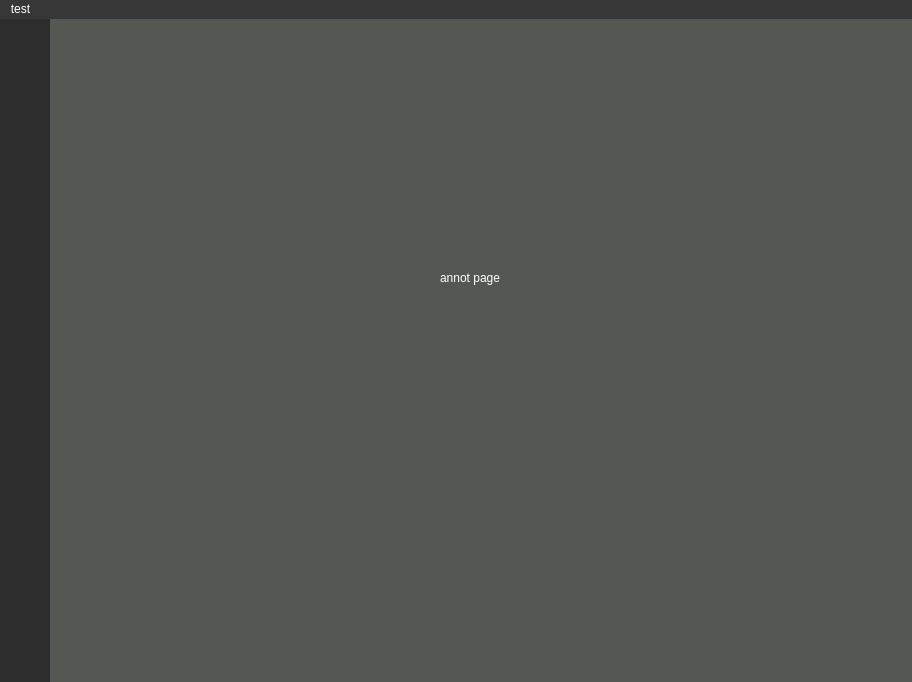
The window that yoloAnt.ui (Lachie1011/YoloAnt) describes before a commit, drawn with Qt 5.
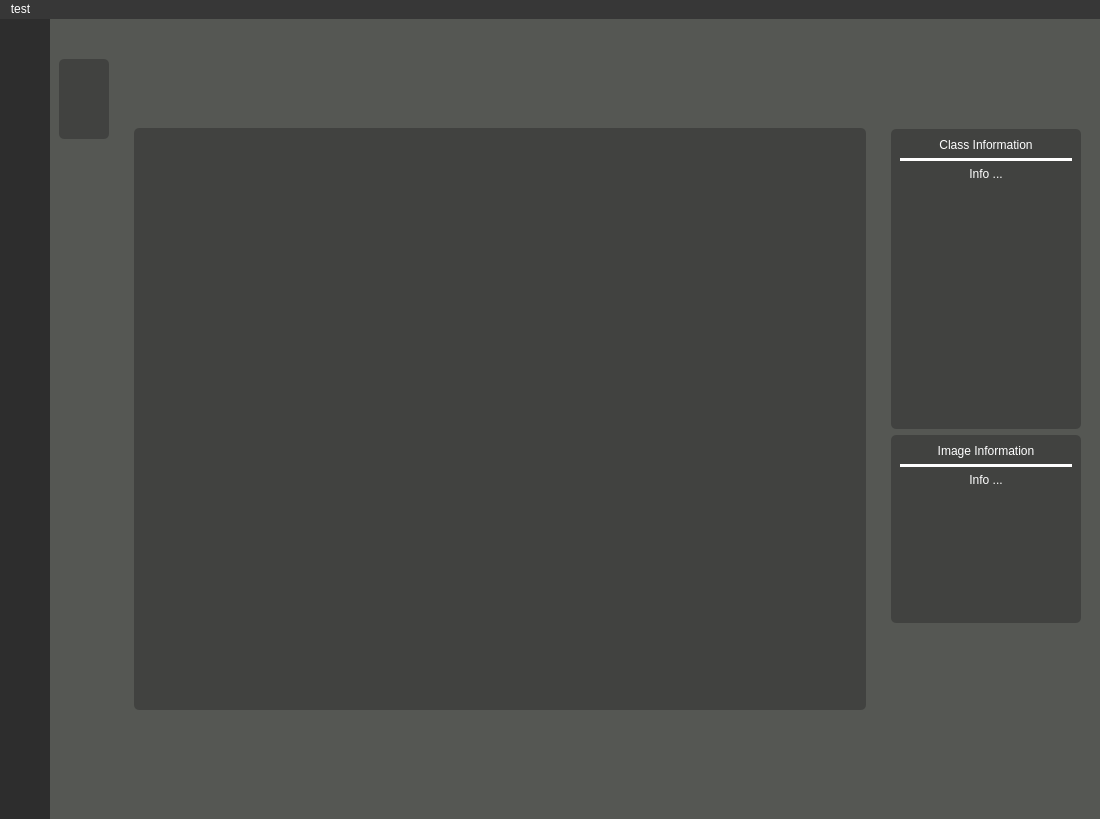
The same window after the commit. The open tabs and pages were chosen to show the change. Icons and pictures are not drawn.

Commit message: Initial work on annotation page

```diff
--- a/yoloAnt.ui
+++ b/yoloAnt.ui
@@ -6,8 +6,8 @@
    <rect>
     <x>0</x>
     <y>0</y>
-    <width>912</width>
-    <height>682</height>
+    <width>1100</width>
+    <height>800</height>
    </rect>
   </property>
   <property name="windowTitle">
@@ -29,6 +29,12 @@
    </size>
   </property>
   <widget class="QWidget" name="centralwidget">
+   <property name="minimumSize">
+    <size>
+     <width>1100</width>
+     <height>800</height>
+    </size>
+   </property>
    <property name="styleSheet">
     <string notr="true">*{
 	color: rgb(255, 255, 255);
@@ -595,19 +601,431 @@
           </layout>
          </widget>
          <widget class="QWidget" name="annotationPage">
-          <widget class="QLabel" name="label">
-           <property name="geometry">
-            <rect>
-             <x>390</x>
-             <y>250</y>
-             <width>67</width>
-             <height>17</height>
-            </rect>
+          <layout class="QHBoxLayout" name="horizontalLayout_3">
+           <property name="spacing">
+            <number>0</number>
            </property>
-           <property name="text">
-            <string>annot page</string>
+           <property name="topMargin">
+            <number>0</number>
            </property>
-          </widget>
+           <property name="bottomMargin">
+            <number>0</number>
+           </property>
+           <item>
+            <widget class="QFrame" name="leftBarFrame">
+             <property name="maximumSize">
+              <size>
+               <width>50</width>
+               <height>16777215</height>
+              </size>
+             </property>
+             <property name="frameShape">
+              <enum>QFrame::StyledPanel</enum>
+             </property>
+             <property name="frameShadow">
+              <enum>QFrame::Raised</enum>
+             </property>
+             <layout class="QVBoxLayout" name="verticalLayout_5">
+              <property name="spacing">
+               <number>10</number>
+              </property>
+              <property name="leftMargin">
+               <number>0</number>
+              </property>
+              <property name="topMargin">
+               <number>40</number>
+              </property>
+              <property name="rightMargin">
+               <number>0</number>
+              </property>
+              <item>
+               <widget class="QFrame" name="annotationToolsFrame">
+                <property name="minimumSize">
+                 <size>
+                  <width>50</width>
+                  <height>80</height>
+                 </size>
+                </property>
+                <property name="layoutDirection">
+                 <enum>Qt::RightToLeft</enum>
+                </property>
+                <property name="styleSheet">
+                 <string notr="true">background-color: rgb(65, 66, 64);
+border-radius: 5px;</string>
+                </property>
+                <property name="frameShape">
+                 <enum>QFrame::StyledPanel</enum>
+                </property>
+                <property name="frameShadow">
+                 <enum>QFrame::Raised</enum>
+                </property>
+                <layout class="QVBoxLayout" name="verticalLayout_9">
+                 <item>
+                  <widget class="QPushButton" name="mouseToolBtn">
+                   <property name="text">
+                    <string/>
+                   </property>
+                   <property name="icon">
+                    <iconset>
+                     <normaloff>icons/cursor-inactive.png</normaloff>icons/cursor-inactive.png</iconset>
+                   </property>
+                   <property name="iconSize">
+                    <size>
+                     <width>30</width>
+                     <height>30</height>
+                    </size>
+                   </property>
+                  </widget>
+                 </item>
+                 <item>
+                  <widget class="QPushButton" name="annotateToolBtn">
+                   <property name="text">
+                    <string/>
+                   </property>
+                   <property name="icon">
+                    <iconset>
+                     <normaloff>icons/bounding-inactive.png</normaloff>icons/bounding-inactive.png</iconset>
+                   </property>
+                   <property name="iconSize">
+                    <size>
+                     <width>30</width>
+                     <height>30</height>
+                    </size>
+                   </property>
+                  </widget>
+                 </item>
+                </layout>
+               </widget>
+              </item>
+              <item>
+               <spacer name="verticalSpacer_6">
+                <property name="orientation">
+                 <enum>Qt::Vertical</enum>
+                </property>
+                <property name="sizeHint" stdset="0">
+                 <size>
+                  <width>20</width>
+                  <height>40</height>
+                 </size>
+                </property>
+               </spacer>
+              </item>
+             </layout>
+            </widget>
+           </item>
+           <item>
+            <spacer name="horizontalSpacer_4">
+             <property name="orientation">
+              <enum>Qt::Horizontal</enum>
+             </property>
+             <property name="sizeHint" stdset="0">
+              <size>
+               <width>40</width>
+               <height>20</height>
+              </size>
+             </property>
+            </spacer>
+           </item>
+           <item>
+            <widget class="QFrame" name="imageFrame">
+             <property name="minimumSize">
+              <size>
+               <width>750</width>
+               <height>0</height>
+              </size>
+             </property>
+             <property name="maximumSize">
+              <size>
+               <width>16777215</width>
+               <height>600</height>
+              </size>
+             </property>
+             <property name="frameShape">
+              <enum>QFrame::StyledPanel</enum>
+             </property>
+             <property name="frameShadow">
+              <enum>QFrame::Raised</enum>
+             </property>
+             <layout class="QVBoxLayout" name="verticalLayout_7">
+              <item>
+               <widget class="QLabel" name="imageLbl">
+                <property name="sizePolicy">
+                 <sizepolicy hsizetype="Expanding" vsizetype="Expanding">
+                  <horstretch>0</horstretch>
+                  <verstretch>0</verstretch>
+                 </sizepolicy>
+                </property>
+                <property name="minimumSize">
+                 <size>
+                  <width>0</width>
+                  <height>0</height>
+                 </size>
+                </property>
+                <property name="layoutDirection">
+                 <enum>Qt::LeftToRight</enum>
+                </property>
+                <property name="styleSheet">
+                 <string notr="true">background-color: rgb(65, 66, 64);
+border-radius: 5px;</string>
+                </property>
+                <property name="lineWidth">
+                 <number>1</number>
+                </property>
+                <property name="text">
+                 <string/>
+                </property>
+                <property name="pixmap">
+                 <pixmap>icons/testImage.jpg</pixmap>
+                </property>
+                <property name="scaledContents">
+                 <bool>false</bool>
+                </property>
+                <property name="alignment">
+                 <set>Qt::AlignCenter</set>
+                </property>
+               </widget>
+              </item>
+             </layout>
+            </widget>
+           </item>
+           <item>
+            <spacer name="horizontalSpacer_5">
+             <property name="orientation">
+              <enum>Qt::Horizontal</enum>
+             </property>
+             <property name="sizeHint" stdset="0">
+              <size>
+               <width>40</width>
+               <height>20</height>
+              </size>
+             </property>
+            </spacer>
+           </item>
+           <item>
+            <widget class="QFrame" name="informationFrame">
+             <property name="sizePolicy">
+              <sizepolicy hsizetype="Expanding" vsizetype="Expanding">
+               <horstretch>0</horstretch>
+               <verstretch>0</verstretch>
+              </sizepolicy>
+             </property>
+             <property name="minimumSize">
+              <size>
+               <width>200</width>
+               <height>0</height>
+              </size>
+             </property>
+             <property name="maximumSize">
+              <size>
+               <width>16777215</width>
+               <height>16777215</height>
+              </size>
+             </property>
+             <property name="layoutDirection">
+              <enum>Qt::LeftToRight</enum>
+             </property>
+             <property name="frameShape">
+              <enum>QFrame::StyledPanel</enum>
+             </property>
+             <property name="frameShadow">
+              <enum>QFrame::Raised</enum>
+             </property>
+             <layout class="QVBoxLayout" name="verticalLayout_8">
+              <property name="leftMargin">
+               <number>0</number>
+              </property>
+              <property name="topMargin">
+               <number>110</number>
+              </property>
+              <property name="rightMargin">
+               <number>10</number>
+              </property>
+              <item>
+               <widget class="QFrame" name="classInfoFrame">
+                <property name="sizePolicy">
+                 <sizepolicy hsizetype="Expanding" vsizetype="Expanding">
+                  <horstretch>0</horstretch>
+                  <verstretch>0</verstretch>
+                 </sizepolicy>
+                </property>
+                <property name="minimumSize">
+                 <size>
+                  <width>140</width>
+                  <height>300</height>
+                 </size>
+                </property>
+                <property name="maximumSize">
+                 <size>
+                  <width>16777215</width>
+                  <height>16777215</height>
+                 </size>
+                </property>
+                <property name="styleSheet">
+                 <string notr="true">background-color: rgb(65, 66, 64);
+border-radius: 5px;</string>
+                </property>
+                <property name="frameShape">
+                 <enum>QFrame::StyledPanel</enum>
+                </property>
+                <property name="frameShadow">
+                 <enum>QFrame::Raised</enum>
+                </property>
+                <layout class="QVBoxLayout" name="verticalLayout_12">
+                 <item>
+                  <widget class="QLabel" name="header">
+                   <property name="layoutDirection">
+                    <enum>Qt::RightToLeft</enum>
+                   </property>
+                   <property name="text">
+                    <string>Class Information</string>
+                   </property>
+                   <property name="alignment">
+                    <set>Qt::AlignCenter</set>
+                   </property>
+                  </widget>
+                 </item>
+                 <item>
+                  <widget class="Line" name="line">
+                   <property name="minimumSize">
+                    <size>
+                     <width>0</width>
+                     <height>0</height>
+                    </size>
+                   </property>
+                   <property name="styleSheet">
+                    <string notr="true">background-color: rgb(255, 255, 255);</string>
+                   </property>
+                   <property name="lineWidth">
+                    <number>1</number>
+                   </property>
+                   <property name="midLineWidth">
+                    <number>0</number>
+                   </property>
+                   <property name="orientation">
+                    <enum>Qt::Horizontal</enum>
+                   </property>
+                  </widget>
+                 </item>
+                 <item>
+                  <widget class="QLabel" name="information">
+                   <property name="text">
+                    <string>Info ...</string>
+                   </property>
+                   <property name="alignment">
+                    <set>Qt::AlignCenter</set>
+                   </property>
+                  </widget>
+                 </item>
+                 <item>
+                  <spacer name="verticalSpacer_8">
+                   <property name="orientation">
+                    <enum>Qt::Vertical</enum>
+                   </property>
+                   <property name="sizeHint" stdset="0">
+                    <size>
+                     <width>20</width>
+                     <height>40</height>
+                    </size>
+                   </property>
+                  </spacer>
+                 </item>
+                </layout>
+               </widget>
+              </item>
+              <item>
+               <widget class="QFrame" name="imageInfoFrame">
+                <property name="sizePolicy">
+                 <sizepolicy hsizetype="Expanding" vsizetype="Expanding">
+                  <horstretch>0</horstretch>
+                  <verstretch>0</verstretch>
+                 </sizepolicy>
+                </property>
+                <property name="minimumSize">
+                 <size>
+                  <width>140</width>
+                  <height>100</height>
+                 </size>
+                </property>
+                <property name="maximumSize">
+                 <size>
+                  <width>16777215</width>
+                  <height>16777215</height>
+                 </size>
+                </property>
+                <property name="styleSheet">
+                 <string notr="true">background-color: rgb(65, 66, 64);
+border-radius: 5px;</string>
+                </property>
+                <property name="frameShape">
+                 <enum>QFrame::StyledPanel</enum>
+                </property>
+                <property name="frameShadow">
+                 <enum>QFrame::Raised</enum>
+                </property>
+                <layout class="QVBoxLayout" name="verticalLayout_13">
+                 <item>
+                  <widget class="QLabel" name="label_4">
+                   <property name="text">
+                    <string>Image Information</string>
+                   </property>
+                   <property name="alignment">
+                    <set>Qt::AlignCenter</set>
+                   </property>
+                  </widget>
+                 </item>
+                 <item>
+                  <widget class="Line" name="line_2">
+                   <property name="styleSheet">
+                    <string notr="true">background-color: rgb(255, 255, 255);</string>
+                   </property>
+                   <property name="orientation">
+                    <enum>Qt::Horizontal</enum>
+                   </property>
+                  </widget>
+                 </item>
+                 <item>
+                  <widget class="QLabel" name="label_6">
+                   <property name="text">
+                    <string>Info ...</string>
+                   </property>
+                   <property name="alignment">
+                    <set>Qt::AlignCenter</set>
+                   </property>
+                  </widget>
+                 </item>
+                 <item>
+                  <spacer name="verticalSpacer_9">
+                   <property name="orientation">
+                    <enum>Qt::Vertical</enum>
+                   </property>
+                   <property name="sizeHint" stdset="0">
+                    <size>
+                     <width>20</width>
+                     <height>40</height>
+                    </size>
+                   </property>
+                  </spacer>
+                 </item>
+                </layout>
+               </widget>
+              </item>
+              <item>
+               <spacer name="verticalSpacer_7">
+                <property name="orientation">
+                 <enum>Qt::Vertical</enum>
+                </property>
+                <property name="sizeHint" stdset="0">
+                 <size>
+                  <width>20</width>
+                  <height>40</height>
+                 </size>
+                </property>
+               </spacer>
+              </item>
+             </layout>
+            </widget>
+           </item>
+          </layout>
          </widget>
          <widget class="QWidget" name="projectPage">
           <widget class="QLabel" name="label_2">
@@ -651,7 +1069,7 @@
     <rect>
      <x>0</x>
      <y>0</y>
-     <width>912</width>
+     <width>1100</width>
      <height>22</height>
     </rect>
    </property>
```
Left out of the diff: 44 changed lines with no effect on the pictures. The commit also changes 6 other files.
